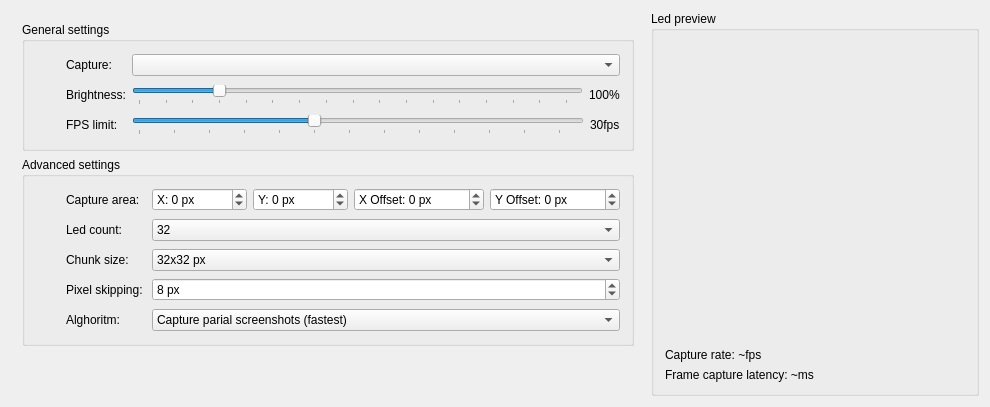
Before: the Qt Designer form mainwindow.ui in dev-0x7C6/led-frame, drawn with Qt 5.
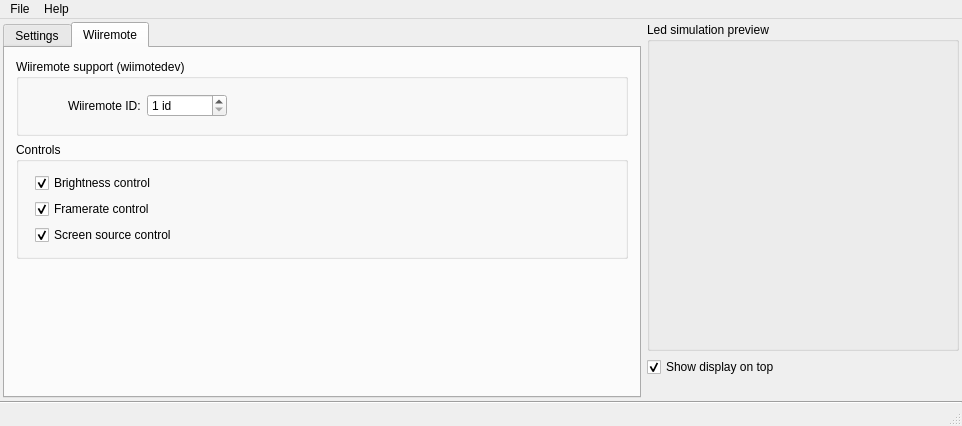
After: the same form once the commit is applied. The open tabs and pages were chosen to show the change. Icons and pictures are not drawn. Custom widgets are drawn as their Qt base class.

Commit message: Added wiimotedev support, about window and some missing features. Also changed some gui compoments.

Patch:
```diff
--- a/mainwindow.ui
+++ b/mainwindow.ui
@@ -6,18 +6,37 @@
    <rect>
     <x>0</x>
     <y>0</y>
-    <width>917</width>
-    <height>389</height>
+    <width>916</width>
+    <height>421</height>
    </rect>
   </property>
   <property name="windowTitle">
    <string>Ambient Led Driver v0.2</string>
   </property>
   <widget class="QWidget" name="centralWidget">
+   <layout class="QVBoxLayout" name="verticalLayout_9">
+    <property name="spacing">
+     <number>0</number>
+    </property>
+    <property name="margin">
+     <number>0</number>
+    </property>
+    <item>
+     <widget class="QWidget" name="mainWidget" native="true">
    <layout class="QHBoxLayout" name="horizontalLayout_4">
+       <property name="margin">
+        <number>3</number>
+       </property>
     <item>
-     <widget class="QWidget" name="widget_2" native="true">
-      <layout class="QVBoxLayout" name="verticalLayout_3">
+        <widget class="QTabWidget" name="leftWidget">
+         <property name="currentIndex">
+          <number>0</number>
+         </property>
+         <widget class="QWidget" name="tab">
+          <attribute name="title">
+           <string>Settings</string>
+          </attribute>
+          <layout class="QVBoxLayout" name="verticalLayout_6">
        <item>
         <widget class="QGroupBox" name="groupBox">
          <property name="title">
@@ -49,7 +68,7 @@
              <widget class="QLabel" name="label">
               <property name="minimumSize">
                <size>
-                <width>60</width>
+                    <width>80</width>
                 <height>0</height>
                </size>
               </property>
@@ -95,7 +114,7 @@
              <widget class="QLabel" name="brightnessLabel">
               <property name="minimumSize">
                <size>
-                <width>60</width>
+                    <width>80</width>
                 <height>0</height>
                </size>
               </property>
@@ -163,7 +182,7 @@
              <widget class="QLabel" name="brightnessLabel_3">
               <property name="minimumSize">
                <size>
-                <width>60</width>
+                    <width>80</width>
                 <height>0</height>
                </size>
               </property>
@@ -422,33 +441,28 @@
              </widget>
             </item>
             <item>
-             <widget class="QComboBox" name="comboBox_4">
+                 <widget class="QSpinBox" name="chunkSize">
               <property name="sizePolicy">
                <sizepolicy hsizetype="MinimumExpanding" vsizetype="Fixed">
                 <horstretch>0</horstretch>
                 <verstretch>0</verstretch>
                </sizepolicy>
               </property>
-              <item>
-               <property name="text">
-                <string>32x32 px</string>
-               </property>
-              </item>
-              <item>
-               <property name="text">
-                <string>48x48 px</string>
-               </property>
-              </item>
-              <item>
-               <property name="text">
-                <string>64x64 px</string>
-               </property>
-              </item>
-              <item>
-               <property name="text">
-                <string>128x128 px</string>
-               </property>
-              </item>
+                  <property name="suffix">
+                   <string> px</string>
+                  </property>
+                  <property name="prefix">
+                   <string/>
+                  </property>
+                  <property name="minimum">
+                   <number>8</number>
+                  </property>
+                  <property name="maximum">
+                   <number>128</number>
+                  </property>
+                  <property name="value">
+                   <number>32</number>
+                  </property>
              </widget>
             </item>
            </layout>
@@ -579,27 +593,188 @@
         </widget>
        </item>
        <item>
-        <spacer name="verticalSpacer">
+            <spacer name="verticalSpacer_3">
          <property name="orientation">
           <enum>Qt::Vertical</enum>
          </property>
          <property name="sizeHint" stdset="0">
           <size>
-           <width>20</width>
-           <height>40</height>
+               <width>0</width>
+               <height>0</height>
           </size>
          </property>
         </spacer>
        </item>
       </layout>
      </widget>
-    </item>
+         <widget class="QWidget" name="tab_2">
+          <attribute name="title">
+           <string>Wiiremote</string>
+          </attribute>
+          <layout class="QVBoxLayout" name="verticalLayout_7">
+           <item>
+            <widget class="QGroupBox" name="groupBox_4">
+             <property name="title">
+              <string>Wiiremote support (wiimotedev)</string>
+             </property>
+             <layout class="QVBoxLayout" name="verticalLayout_2">
+              <item>
+               <layout class="QHBoxLayout" name="horizontalLayout_10">
+                <item>
+                 <widget class="QLabel" name="label_5">
+                  <property name="minimumSize">
+                   <size>
+                    <width>32</width>
+                    <height>32</height>
+                   </size>
+                  </property>
+                  <property name="text">
+                   <string/>
+                  </property>
+                  <property name="pixmap">
+                   <pixmap resource="resources/resource.qrc">:/custom/wiimotedev.png</pixmap>
+                  </property>
+                  <property name="alignment">
+                   <set>Qt::AlignCenter</set>
+                  </property>
+                 </widget>
+                </item>
+                <item>
+                 <widget class="QLabel" name="label_2">
+                  <property name="minimumSize">
+                   <size>
+                    <width>60</width>
+                    <height>0</height>
+                   </size>
+                  </property>
+                  <property name="text">
+                   <string>Wiiremote ID:</string>
+                  </property>
+                 </widget>
+                </item>
+                <item>
+                 <widget class="QSpinBox" name="wiimoteId">
+                  <property name="suffix">
+                   <string> id</string>
+                  </property>
+                  <property name="prefix">
+                   <string/>
+                  </property>
+                  <property name="minimum">
+                   <number>1</number>
+                  </property>
+                  <property name="maximum">
+                   <number>999999999</number>
+                  </property>
+                 </widget>
+                </item>
+                <item>
+                 <spacer name="horizontalSpacer">
+                  <property name="orientation">
+                   <enum>Qt::Horizontal</enum>
+                  </property>
+                  <property name="sizeHint" stdset="0">
+                   <size>
+                    <width>40</width>
+                    <height>20</height>
+                   </size>
+                  </property>
+                 </spacer>
+                </item>
+               </layout>
+              </item>
+             </layout>
+            </widget>
+           </item>
+           <item>
+            <widget class="QGroupBox" name="groupBox_5">
+             <property name="minimumSize">
+              <size>
+               <width>0</width>
+               <height>50</height>
+              </size>
+             </property>
+             <property name="title">
+              <string>Controls</string>
+             </property>
+             <layout class="QVBoxLayout" name="verticalLayout_3">
+              <property name="leftMargin">
+               <number>16</number>
+              </property>
+              <item>
+               <widget class="QCheckBox" name="wiimoteBrightness">
+                <property name="text">
+                 <string>Brightness control</string>
+                </property>
+                <property name="checked">
+                 <bool>true</bool>
+                </property>
+               </widget>
+              </item>
+              <item>
+               <widget class="QCheckBox" name="wiimoteFramerate">
+                <property name="text">
+                 <string>Framerate control</string>
+                </property>
+                <property name="checked">
+                 <bool>true</bool>
+                </property>
+               </widget>
+              </item>
+              <item>
+               <widget class="QCheckBox" name="wiimoteScreen">
+                <property name="text">
+                 <string>Screen source control</string>
+                </property>
+                <property name="checked">
+                 <bool>true</bool>
+                </property>
+               </widget>
+              </item>
+             </layout>
+            </widget>
+           </item>
+           <item>
+            <spacer name="verticalSpacer_4">
+             <property name="orientation">
+              <enum>Qt::Vertical</enum>
+             </property>
+             <property name="sizeHint" stdset="0">
+              <size>
+               <width>0</width>
+               <height>0</height>
+              </size>
+             </property>
+            </spacer>
+           </item>
+          </layout>
+         </widget>
+        </widget>
+       </item>
+       <item>
+        <widget class="QWidget" name="rightWidget" native="true">
+         <layout class="QVBoxLayout" name="verticalLayout_8">
+          <property name="margin">
+           <number>0</number>
+          </property>
     <item>
      <widget class="QGroupBox" name="groupBox_2">
       <property name="title">
-       <string>Led preview</string>
+             <string>Led simulation preview</string>
+            </property>
+            <property name="flat">
+             <bool>false</bool>
+            </property>
+            <property name="checkable">
+             <bool>false</bool>
       </property>
       <layout class="QVBoxLayout" name="verticalLayout_4">
+             <property name="spacing">
+              <number>0</number>
+             </property>
+             <property name="margin">
+              <number>3</number>
+             </property>
        <item>
         <widget class="AmbientLightSymulation" name="widget" native="true">
          <property name="minimumSize">
@@ -613,41 +788,28 @@
          </property>
         </widget>
        </item>
-       <item>
-        <widget class="QLabel" name="fps">
-         <property name="minimumSize">
-          <size>
-           <width>60</width>
-           <height>0</height>
-          </size>
-         </property>
-         <property name="text">
-          <string>Capture rate: ~fps</string>
-         </property>
+            </layout>
         </widget>
        </item>
        <item>
-        <widget class="QLabel" name="latency">
-         <property name="minimumSize">
-          <size>
-           <width>60</width>
-           <height>0</height>
-          </size>
-         </property>
+           <widget class="QCheckBox" name="checkBox">
          <property name="text">
-          <string>Frame capture latency: ~ms</string>
-         </property>
+             <string>Show display on top</string>
+            </property>
+            <property name="checked">
+             <bool>true</bool>
+            </property>
         </widget>
        </item>
        <item>
-        <spacer name="verticalSpacer_2">
+           <spacer name="verticalSpacer">
          <property name="orientation">
           <enum>Qt::Vertical</enum>
          </property>
          <property name="sizeHint" stdset="0">
           <size>
-           <width>20</width>
-           <height>40</height>
+              <width>0</width>
+              <height>0</height>
           </size>
          </property>
         </spacer>
@@ -657,6 +819,55 @@
     </item>
    </layout>
   </widget>
+    </item>
+    <item>
+     <widget class="Line" name="line">
+      <property name="orientation">
+       <enum>Qt::Horizontal</enum>
+      </property>
+     </widget>
+    </item>
+   </layout>
+  </widget>
+  <widget class="QMenuBar" name="menuBar">
+   <property name="geometry">
+    <rect>
+     <x>0</x>
+     <y>0</y>
+     <width>916</width>
+     <height>18</height>
+    </rect>
+   </property>
+   <widget class="QMenu" name="menuFile">
+    <property name="title">
+     <string>File</string>
+    </property>
+    <addaction name="actionQuit"/>
+   </widget>
+   <widget class="QMenu" name="menuHelp">
+    <property name="title">
+     <string>Help</string>
+    </property>
+    <addaction name="actionAbout"/>
+   </widget>
+   <addaction name="menuFile"/>
+   <addaction name="menuHelp"/>
+  </widget>
+  <widget class="QStatusBar" name="statusBar">
+   <property name="sizeGripEnabled">
+    <bool>true</bool>
+   </property>
+  </widget>
+  <action name="actionQuit">
+   <property name="text">
+    <string>Quit</string>
+   </property>
+  </action>
+  <action name="actionAbout">
+   <property name="text">
+    <string>About</string>
+   </property>
+  </action>
  </widget>
  <layoutdefault spacing="6" margin="11"/>
  <customwidgets>
```
Lines whose indentation alone changed are shown as unchanged. The commit also changes 12 other files.
